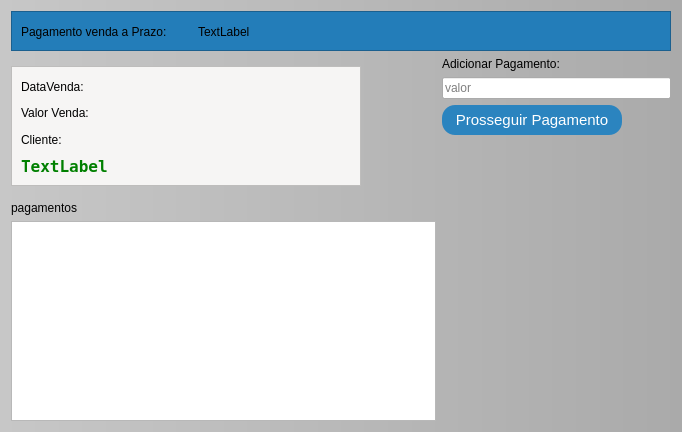
Old version of the form entradasvendasprazo.ui in the repository GabR36/QEstoqueLoja.
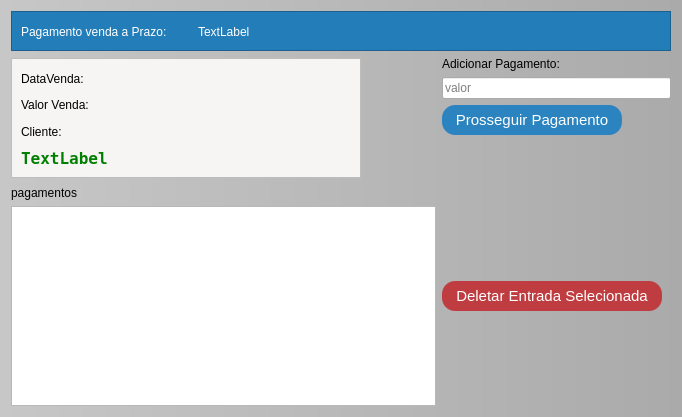
New version of the form.

Commit message: Deletar entradas botao

```diff
--- a/entradasvendasprazo.ui
+++ b/entradasvendasprazo.ui
@@ -7,7 +7,7 @@
     <x>0</x>
     <y>0</y>
     <width>678</width>
-    <height>432</height>
+    <height>417</height>
    </rect>
   </property>
   <property name="windowTitle">
@@ -109,6 +109,9 @@
       <layout class="QHBoxLayout" name="horizontalLayout">
        <item>
         <widget class="QLabel" name="label_6">
+         <property name="styleSheet">
+          <string notr="true">color: white;</string>
+         </property>
          <property name="text">
           <string>Pagamento venda a Prazo:</string>
          </property>
@@ -116,6 +119,10 @@
        </item>
        <item>
         <widget class="QLabel" name="label">
+         <property name="styleSheet">
+          <string notr="true">color: white;
+	</string>
+         </property>
          <property name="text">
           <string>TextLabel</string>
          </property>
@@ -334,6 +341,37 @@
      </item>
     </layout>
    </item>
+   <item row="2" column="1">
+    <widget class="QPushButton" name="btn_DeletarEntrada">
+     <property name="sizePolicy">
+      <sizepolicy hsizetype="Fixed" vsizetype="Fixed">
+       <horstretch>0</horstretch>
+       <verstretch>0</verstretch>
+      </sizepolicy>
+     </property>
+     <property name="minimumSize">
+      <size>
+       <width>220</width>
+       <height>30</height>
+      </size>
+     </property>
+     <property name="styleSheet">
+      <string notr="true">#btn_DeletarEntrada{
+background-color:rgb(191, 61, 64);
+}
+#btn_DeletarEntrada:hover{
+background-color: rgb(139, 44, 47);
+}
+#btn_DeletarEntrada:pressed{
+background-color:rgb(255, 96, 99)
+
+}</string>
+     </property>
+     <property name="text">
+      <string>Deletar Entrada Selecionada</string>
+     </property>
+    </widget>
+   </item>
   </layout>
  </widget>
  <resources/>
```
The commit also changes 3 other files.
